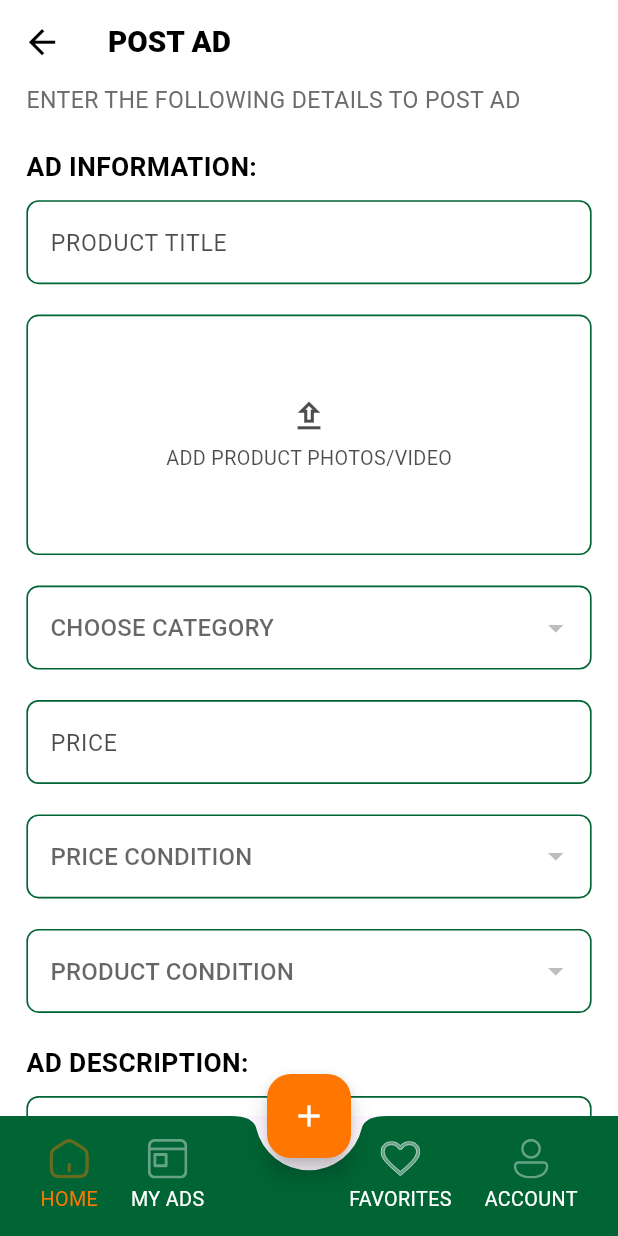
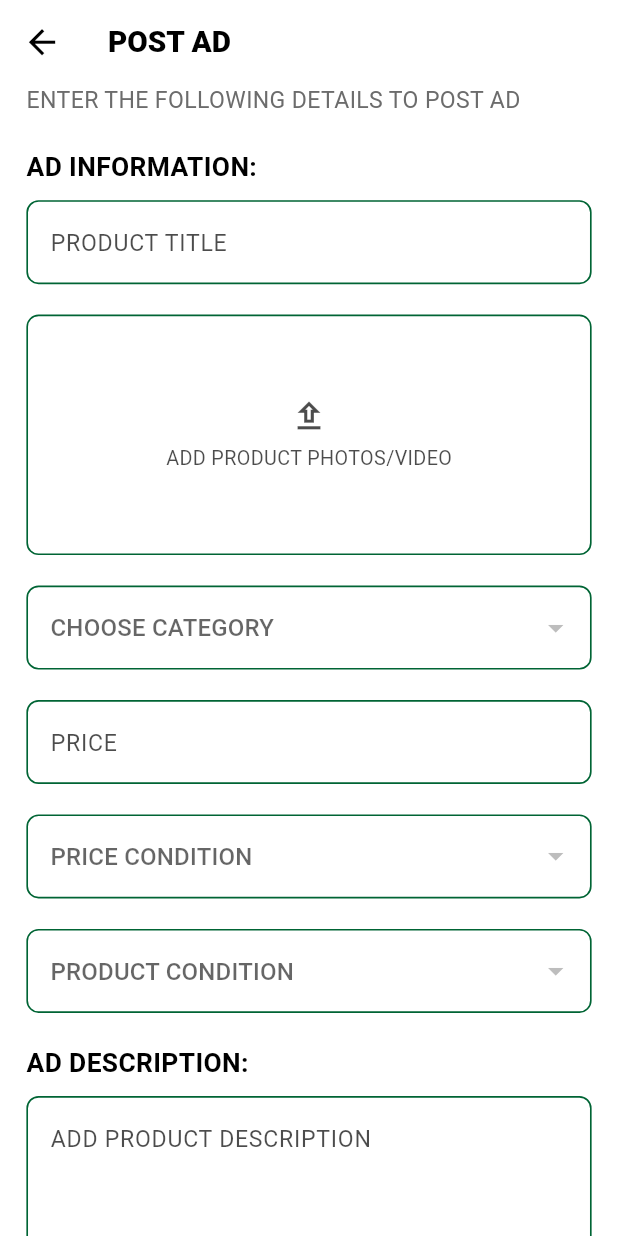
Before and after one commit to Hsweeer/bave, a Flutter app: the screen it shows after launch, after a tap on the "add" icon, on a phone screen of 412 x 824 dp. Run offline on Flutter 3.47's test engine with Material 3 defaults, Android fonts, the phone set to English and light mode, and no system bars; our stand-ins replace flutter_screenutil, flutter_svg, image_picker; Roboto replaces fonts that are missing (LEMONMILK).

Commit message:
more fixes

```diff
--- a/lib/main.dart
+++ b/lib/main.dart
@@ -1,4 +1,5 @@
 import 'package:bon_achat/view/ads/my_ads.dart';
+import 'package:bon_achat/view/home/home_scr.dart';
 import 'package:flutter/material.dart';
 import 'package:flutter_screenutil/flutter_screenutil.dart';
 import 'const/colors.dart';
@@ -32,7 +33,8 @@ class _HomePageState extends State<HomePage> {
   int _currentIndex = 0;
 
   final List<Widget> _pages = [
-    PostAdScreen(),
+    HomeScreen(),
+    // PostAdScreen(),
     MyAdsPage(),
     Container(), // Placeholder for FAB, no actual page
     MyAdsPage(), // Replace with your Favorites page
@@ -55,6 +57,12 @@ class _HomePageState extends State<HomePage> {
         backgroundColor: AppColor.orange,
         onPressed: () {
           // Handle FAB action
+          Navigator.push(
+          context,
+          MaterialPageRoute(
+            builder: (context) => PostAdScreen(),
+          ),
+        );
         },
         child: Icon(Icons.add, color: AppColor.white),
       ),
```
